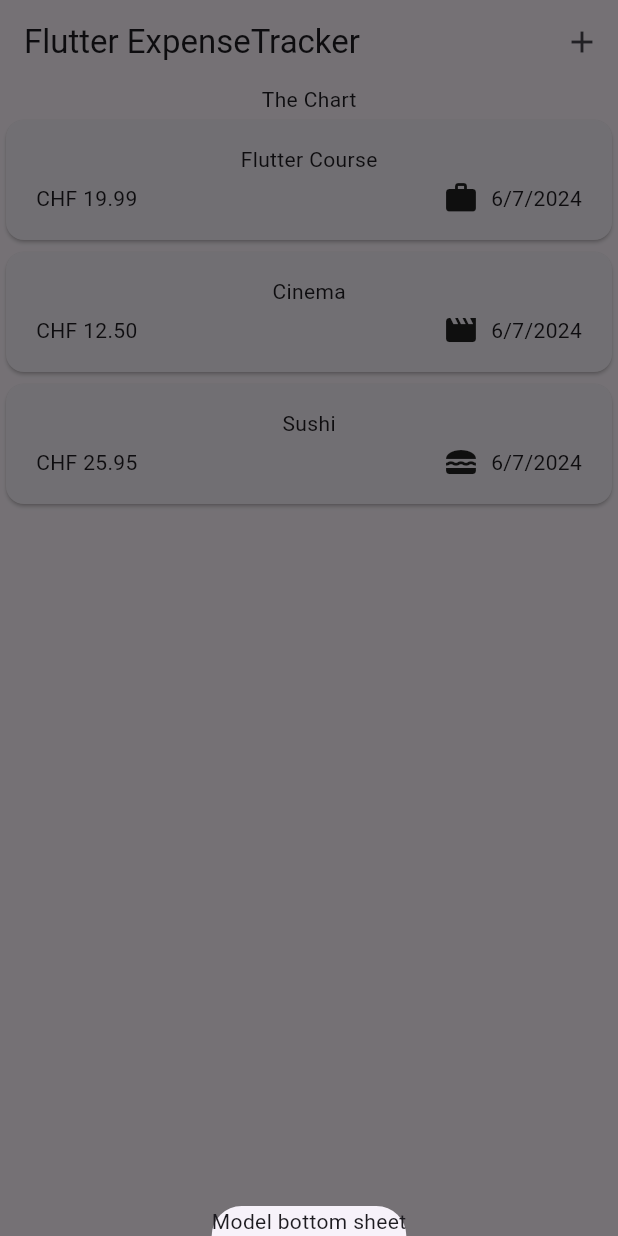
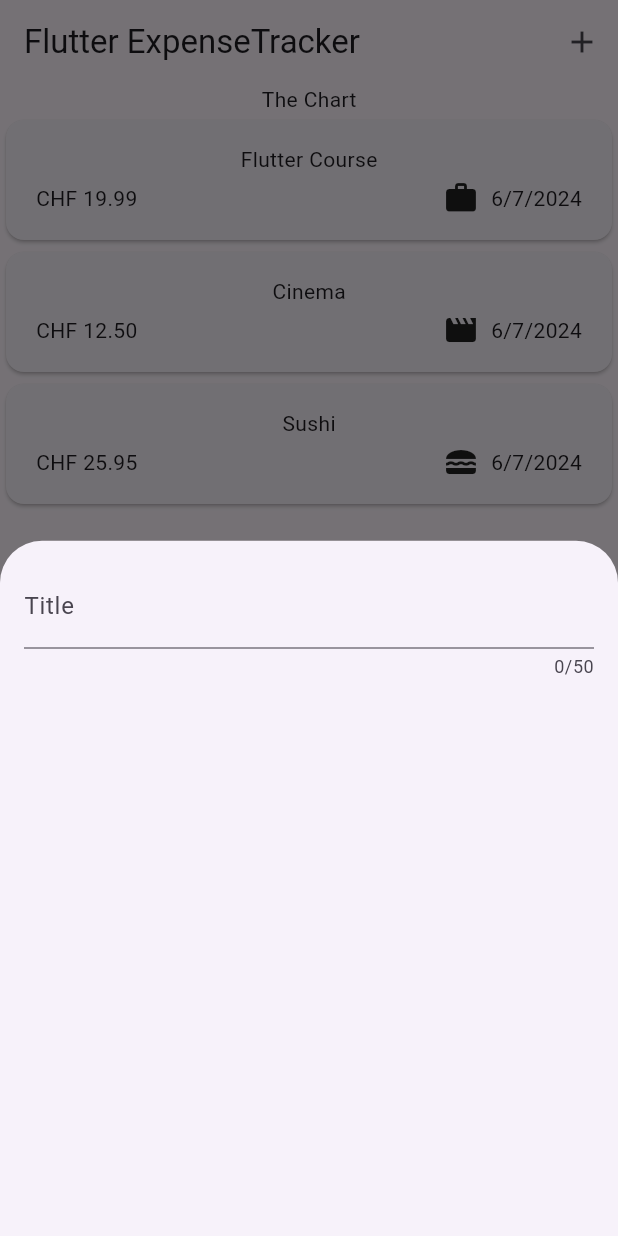
Before and after one commit to stefanobianda/ExpenseTracker, a Flutter app: the screen it shows after launch, after a tap on the "add" icon, on a phone screen of 412 x 824 dp. Run offline on Flutter 3.47's test engine with Material 3 defaults, Android fonts, the phone set to English and light mode, and no system bars.

Commit message:
start implementing the new expense widget

```diff
--- a/lib/widgets/expenses.dart
+++ b/lib/widgets/expenses.dart
@@ -1,5 +1,6 @@
 import 'package:expense_tracker/widgets/expenses_list/expenses_list.dart';
 import 'package:expense_tracker/models/expense.dart';
+import 'package:expense_tracker/widgets/new_expense.dart';
 import 'package:flutter/material.dart';
 
 class Expenses extends StatefulWidget {
@@ -58,7 +59,7 @@ class _ExpensesState extends State<Expenses> {
   void _openAddExpenseOverlay() {
     showModalBottomSheet(
       context: context,
-      builder: (ctx) => const Text('Model bottom sheet'),
+      builder: (ctx) => const NewExpense(),
     );
   }
 }
--- /dev/null
+++ b/lib/widgets/new_expense.dart
@@ -0,0 +1,29 @@
+import 'package:flutter/material.dart';
+
+class NewExpense extends StatefulWidget {
+  const NewExpense({super.key});
+
+  @override
+  State<NewExpense> createState() {
+    return _NewExpenseState();
+  }
+}
+
+class _NewExpenseState extends State<NewExpense> {
+  @override
+  Widget build(BuildContext context) {
+    return const Padding(
+      padding: EdgeInsets.all(16),
+      child: Column(
+        children: [
+          TextField(
+            maxLength: 50,
+            decoration: InputDecoration(
+              label: Text('Title'),
+            ),
+          ),
+        ],
+      ),
+    );
+  }
+}
```
